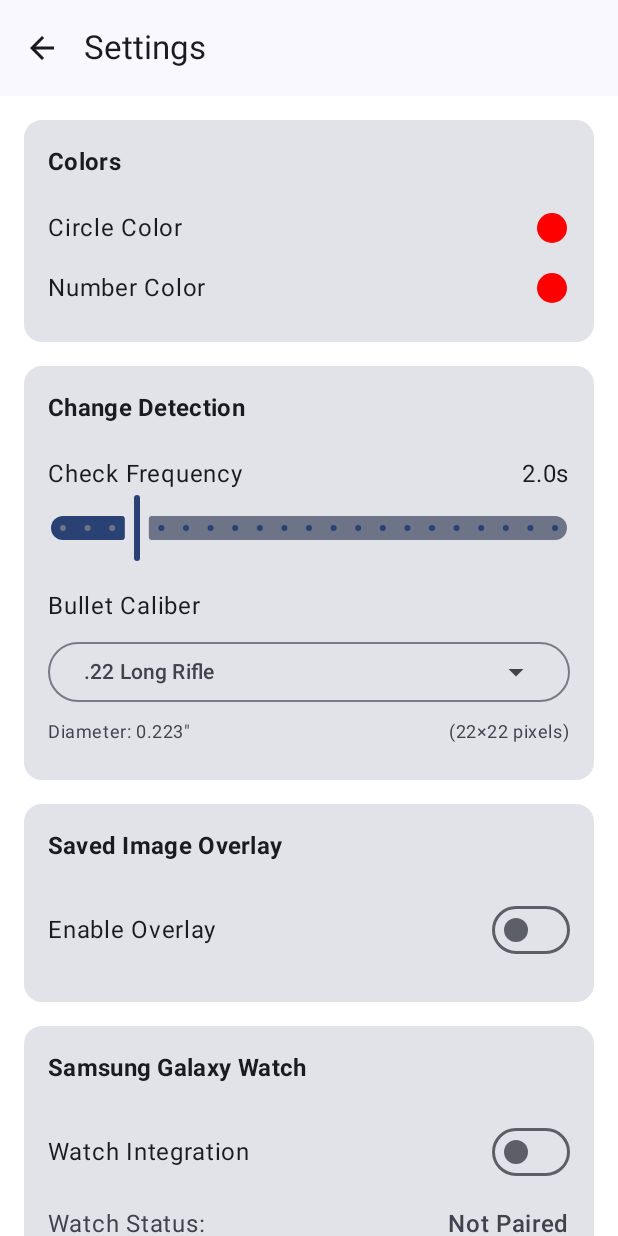
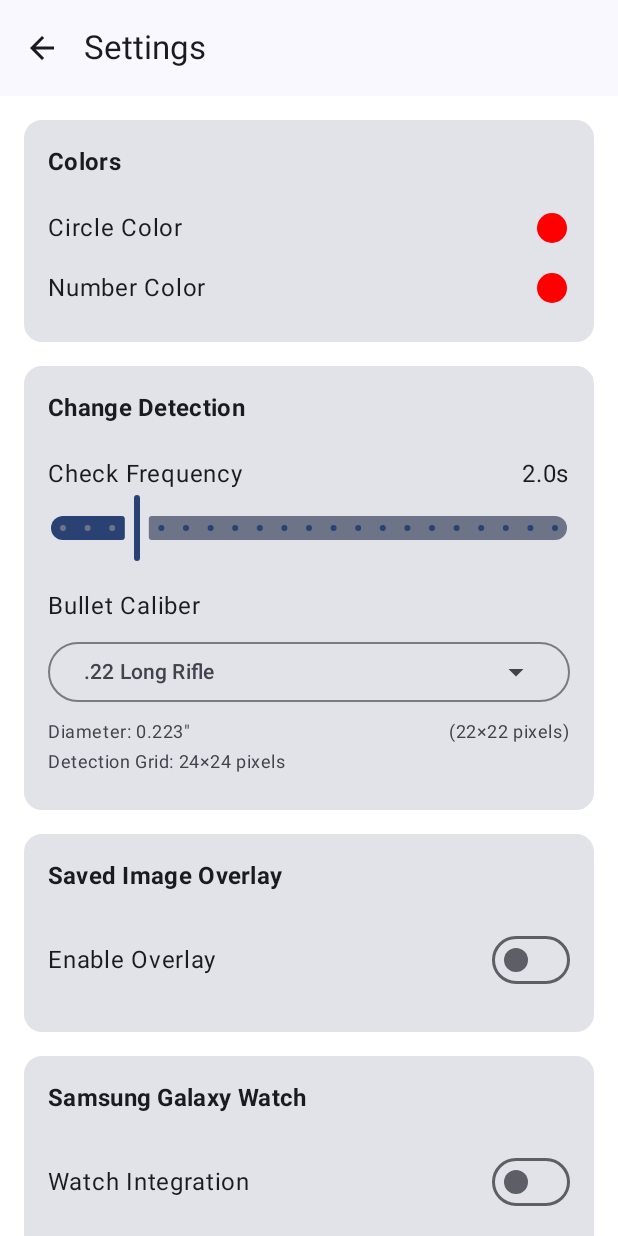
Before and after one commit to bceverly/Live-Target, an Android app built with Jetpack Compose: the @Preview function SettingsScreenPreview, on a phone screen of 412 x 824 dp. Run offline under Robolectric (Android 15) with nearby library versions, the light colour scheme and no system bars.

Commit message:
More fixes to make Android and iOS work similarly

```diff
--- a/android/app/src/main/java/com/bceassociates/livetarget/ui/screen/SettingsScreen.kt
+++ b/android/app/src/main/java/com/bceassociates/livetarget/ui/screen/SettingsScreen.kt
@@ -318,6 +318,14 @@ fun SettingsScreen(
                                     color = MaterialTheme.colorScheme.onSurfaceVariant
                                 )
                             }
+
+                            // Show calculated grid size
+                            Text(
+                                text = "Detection Grid: ${uiState.calculatedGridSize}",
+                                style = MaterialTheme.typography.bodySmall,
+                                color = MaterialTheme.colorScheme.onSurfaceVariant,
+                                modifier = Modifier.padding(top = 4.dp)
+                            )
                         }
                     }
                 }
--- a/android/app/src/main/java/com/bceassociates/livetarget/viewmodel/MainViewModel.kt
+++ b/android/app/src/main/java/com/bceassociates/livetarget/viewmodel/MainViewModel.kt
@@ -87,6 +87,24 @@ data class MainUiState(
             blackPowderCharge = blackPowderCharge,
             selectedCaliberName = selectedCaliberName
         )
+
+    val calculatedGridSize: String
+        get() {
+            val caliber = CaliberData.findCaliberByName(selectedCaliberName)
+            return if (caliber != null) {
+                // Calculate based on typical camera resolution and current zoom
+                val fieldOfViewInches = 36.0
+                val imageWidth = 1920 // Typical camera resolution width
+                val imageHeight = 1080 // Typical camera resolution height
+                val pixelsPerInch = minOf(imageWidth, imageHeight) / fieldOfViewInches
+                val holeMultiplier = 1.2 // Bullet holes are typically 20% larger than bullet diameter
+                val holeDiameterPixels = (caliber.diameterInches * holeMultiplier * pixelsPerInch * zoomFactor).toInt()
+                val gridSquareSize = (holeDiameterPixels * 3).coerceAtLeast(10).coerceAtMost(100)
+                "${gridSquareSize}×${gridSquareSize} pixels"
+            } else {
+                "Unknown"
+            }
+        }
 }
 
 class MainViewModel(application: Application) : AndroidViewModel(application) {
@@ -130,7 +148,9 @@ class MainViewModel(application: Application) : AndroidViewModel(application) {
                 _uiState.value = _uiState.value.copy(selectedCaliberName = caliberName)
                 val caliber = CaliberData.findCaliberByName(caliberName)
                 if (caliber != null) {
+                    // Update both old and new detection systems
                     changeDetector.setMinChangeSize(caliber.pixelSize)
+                    updateDetectorParameters()
                 }
             }
         }
@@ -138,6 +158,7 @@ class MainViewModel(application: Application) : AndroidViewModel(application) {
         viewModelScope.launch {
             settingsDataStore.zoomFactor.collect { factor ->
                 _uiState.value = _uiState.value.copy(zoomFactor = factor)
+                updateDetectorParameters()
             }
         }
 
@@ -238,6 +259,20 @@ class MainViewModel(application: Application) : AndroidViewModel(application) {
             changeDetector.detectedChanges.collect { changes ->
                 _uiState.value = _uiState.value.copy(detectedChanges = changes)
             }
+        }
+    }
+
+    /**
+     * Updates the change detector with current caliber and zoom parameters
+     */
+    private fun updateDetectorParameters() {
+        val currentState = _uiState.value
+        val caliber = CaliberData.findCaliberByName(currentState.selectedCaliberName)
+        if (caliber != null) {
+            changeDetector.setCaliberParameters(
+                diameterInches = caliber.diameterInches,
+                zoomFactor = currentState.zoomFactor
+            )
         }
     }
 
```
Also changed, not shown: android/app/src/main/java/com/bceassociates/livetarget/detection/ChangeDetector.kt (+119 -101 lines), android/app/src/main/java/com/bceassociates/livetarget/ui/screen/SplashScreen.kt (+10 -10 lines), 2 other files.
